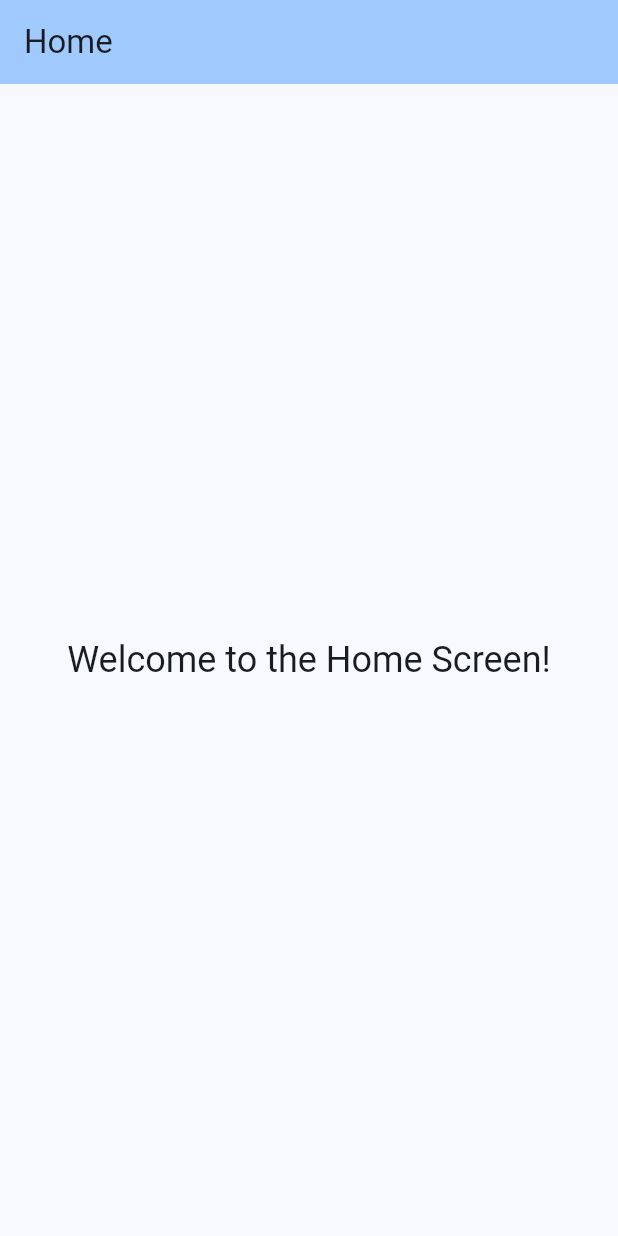
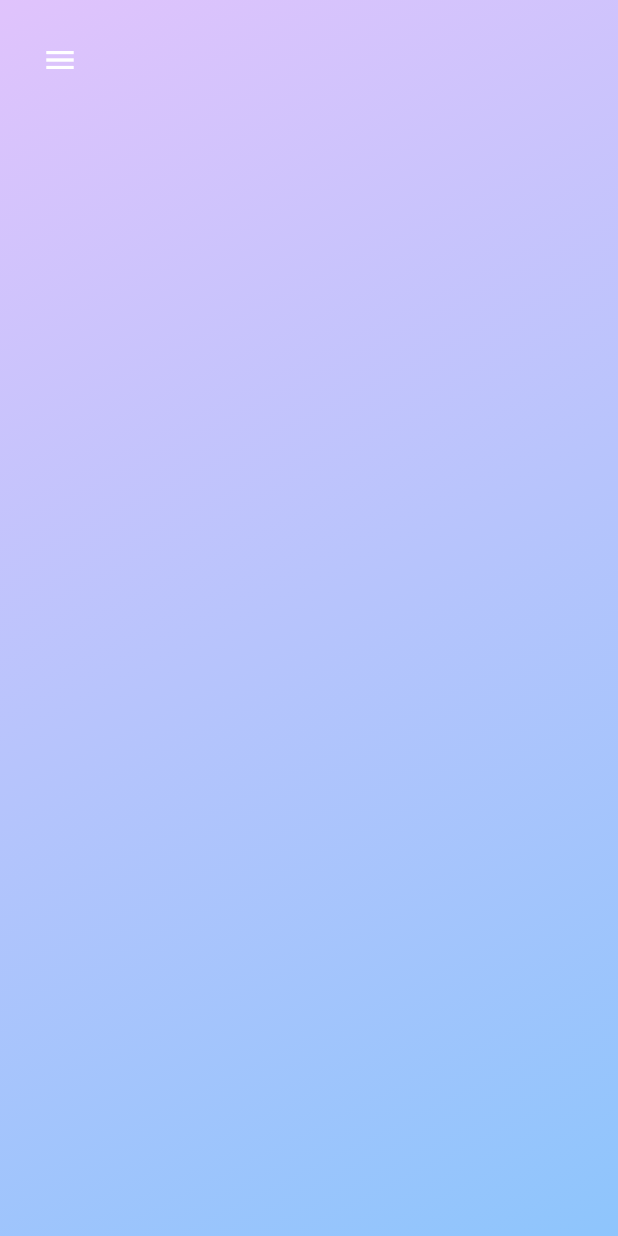
Before and after one commit to Eizen94/uts_2023130033, a Flutter app: the HomeScreen screen opened directly, on a phone screen of 412 x 824 dp. Run offline on Flutter 3.47's test engine with Material 3 defaults, Android fonts, the phone set to English and light mode, and no system bars.

Commit message:
Project untuk UTS PPB - Nikolaus Franz - 2023130033

```diff
--- a/lib/home_screen.dart
+++ b/lib/home_screen.dart
@@ -6,16 +6,28 @@ class HomeScreen extends StatelessWidget {
   @override
   Widget build(BuildContext context) {
     return Scaffold(
-      appBar: AppBar(
-        title: const Text('Home'),
-        backgroundColor: Theme.of(context).colorScheme.inversePrimary,
-      ),
-      body: Center(
-        child: Text(
-          'Welcome to the Home Screen!',
-          style: Theme.of(context).textTheme.headlineSmall,
-        ),
-      ),
-    );
+        body: Container(
+            decoration: const BoxDecoration(
+              gradient: LinearGradient(
+                begin: Alignment.topLeft,
+                end: Alignment.bottomRight,
+                colors: [Color(0xFFE0C3FC), Color(0xFF8EC5FC)],
+              ),
+            ),
+            child: SafeArea(
+              child: Column(children: [
+                Padding(
+                    padding: const EdgeInsets.all(16.0),
+                    child: Row(
+                      mainAxisAlignment: MainAxisAlignment.spaceBetween,
+                      children: [
+                        IconButton(
+                          icon: const Icon(Icons.menu, color: Colors.white),
+                          onPressed: () {},
+                        ),
+                      ],
+                    ))
+              ]),
+            )));
   }
 }
```
